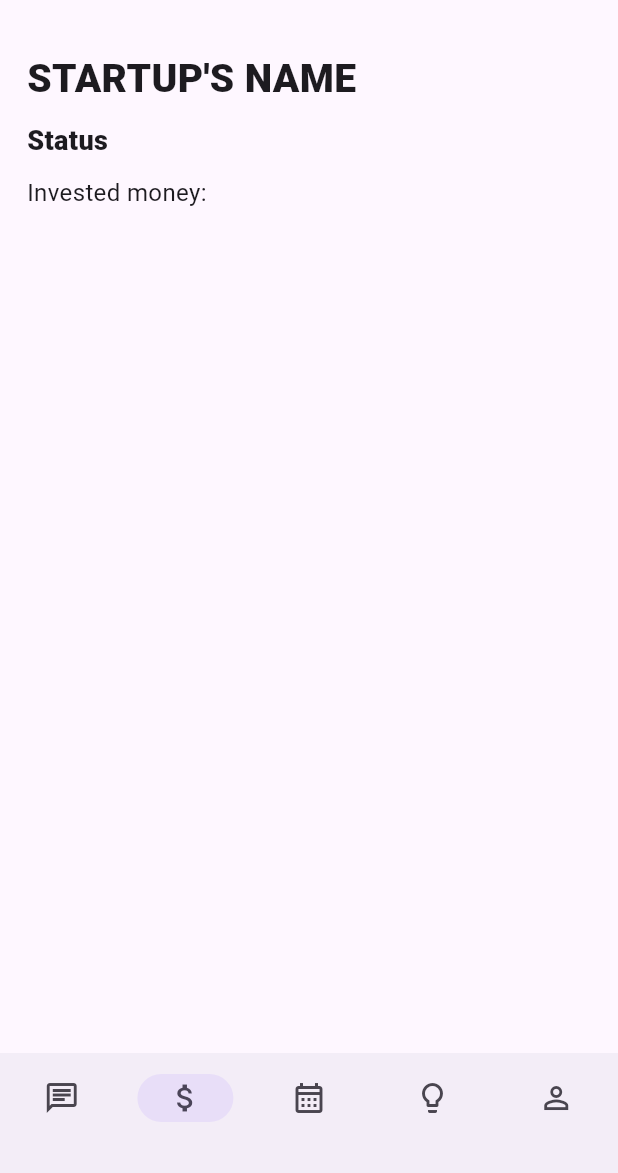
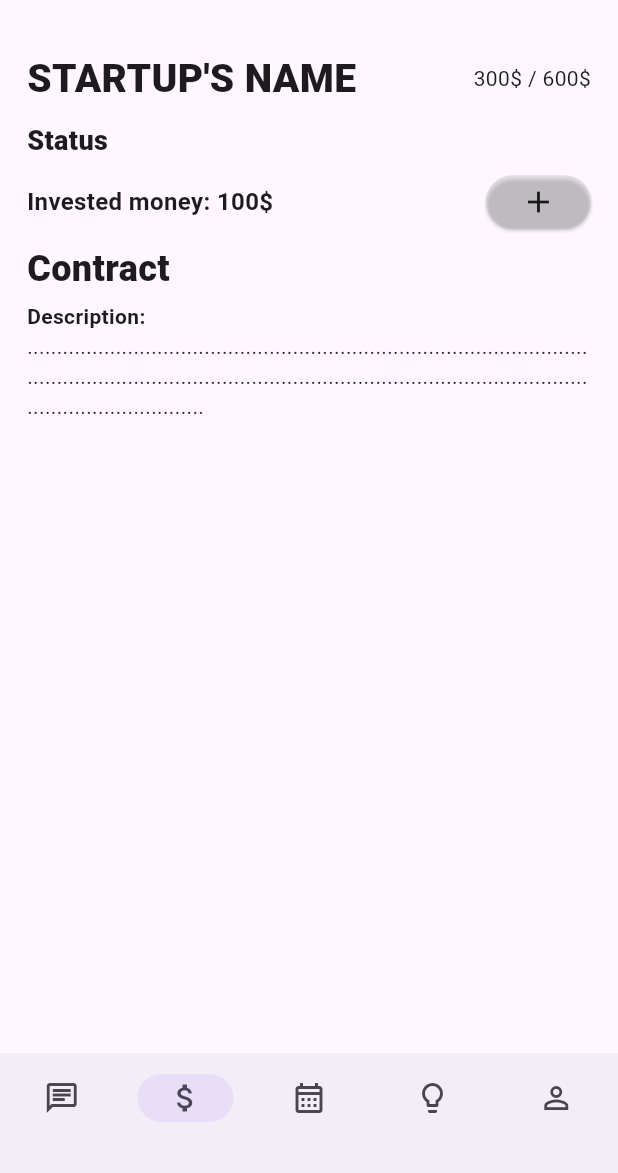
Before and after one commit to Gabo1234567890/Startify, a Flutter app: the NotMyStartupPage screen opened directly, on a phone screen of 412 x 824 dp, the part 63-1236 px from its top. Run offline on Flutter 3.47's test engine with Material 3 defaults, Android fonts, the phone set to English and light mode, and no system bars.

Commit message:
not my startup 1/3 ready

```diff
--- a/frontend/startify/lib/data/notifiers.dart
+++ b/frontend/startify/lib/data/notifiers.dart
@@ -3,4 +3,4 @@ import 'package:flutter/material.dart';
 ValueNotifier selectedPageNotifier = ValueNotifier(0);
 ValueNotifier darkModeNotifier = ValueNotifier(false);
 ValueNotifier ideaSearchNotifier = ValueNotifier(true);
-ValueNotifier myIdeaNotifier = ValueNotifier(true);
+ValueNotifier myIdeaNotifier = ValueNotifier(false);
--- a/frontend/startify/lib/pages/my_startup_page.dart
+++ b/frontend/startify/lib/pages/my_startup_page.dart
@@ -1,4 +1,5 @@
 import 'package:flutter/material.dart';
+import 'package:startify/widgets/app_bar_widget_nologin.dart';
 import 'package:startify/widgets/plus_button_widget.dart';
 
 class MyStartupPage extends StatelessWidget {
@@ -7,6 +8,7 @@ class MyStartupPage extends StatelessWidget {
   @override
   Widget build(BuildContext context) {
     return Scaffold(
+      appBar: AppBarWidgetNoLogIn(),
       body: SingleChildScrollView(
         physics: ClampingScrollPhysics(),
         child: Padding(
@@ -41,7 +43,9 @@ class MyStartupPage extends StatelessWidget {
                         decoration: BoxDecoration(
                           borderRadius: BorderRadius.circular(10),
                           image: DecorationImage(
-                          image: AssetImage('lib/assets/idea_placeholder.png'),
+                            image: AssetImage(
+                              'lib/assets/idea_placeholder.png',
+                            ),
                             fit: BoxFit.cover,
                           ),
                         ),
@@ -52,7 +56,9 @@ class MyStartupPage extends StatelessWidget {
                         decoration: BoxDecoration(
                           borderRadius: BorderRadius.circular(10),
                           image: DecorationImage(
-                          image: AssetImage('lib/assets/idea_placeholder.png'),
+                            image: AssetImage(
+                              'lib/assets/idea_placeholder.png',
+                            ),
                             fit: BoxFit.cover,
                           ),
                         ),
@@ -67,7 +73,9 @@ class MyStartupPage extends StatelessWidget {
                         decoration: BoxDecoration(
                           borderRadius: BorderRadius.circular(10),
                           image: DecorationImage(
-                          image: AssetImage('lib/assets/idea_placeholder.png'),
+                            image: AssetImage(
+                              'lib/assets/idea_placeholder.png',
+                            ),
                             fit: BoxFit.cover,
                           ),
                         ),
@@ -94,7 +102,8 @@ class MyStartupPage extends StatelessWidget {
                     ],
                   ),
                   Text(
-                    'Mobile application that connects enterpreneur and investitors.')
+                    'Mobile application that connects enterpreneur and investitors.',
+                  ),
                 ],
               ),
               Column(
@@ -111,14 +120,15 @@ class MyStartupPage extends StatelessWidget {
                           ),
                           textAlign: TextAlign.left,
                         ),
-                    )
+                      ),
                     ],
-                )
+                  ),
                 ],
-            )
+              ),
             ],
           ),
         ),
-    ));
+      ),
+    );
   }
 }
--- a/frontend/startify/lib/pages/not_my_startup_page.dart
+++ b/frontend/startify/lib/pages/not_my_startup_page.dart
@@ -1,6 +1,7 @@
 import 'package:flutter/material.dart';
 import 'package:startify/widgets/app_bar_widget_nologin.dart';
 import 'package:startify/widgets/nav_bar_old_widget.dart';
+import 'package:startify/widgets/plus_button_widget.dart';
 
 class NotMyStartupPage extends StatelessWidget {
   const NotMyStartupPage({super.key});
@@ -10,12 +11,19 @@ class NotMyStartupPage extends StatelessWidget {
     return Scaffold(
       appBar: AppBarWidgetNoLogIn(),
       body: SingleChildScrollView(
+        physics: ClampingScrollPhysics(),
         child: Column(
           children: [
-            const SizedBox(height: 20),
+            //const SizedBox(height: 20),
             Padding(
-              padding: const EdgeInsets.symmetric(horizontal: 18.0),
+              padding: const EdgeInsets.symmetric(
+                horizontal: 18.0,
+                vertical: 20,
+              ),
               child: Column(
+                children: [
+                  Row(
+                    mainAxisAlignment: MainAxisAlignment.spaceBetween,
                     children: [
                       Align(
                         alignment: Alignment.centerLeft,
@@ -26,6 +34,12 @@ class NotMyStartupPage extends StatelessWidget {
                             fontWeight: FontWeight.w900,
                           ),
                         ),
+                      ),
+                      Align(
+                        alignment: Alignment.centerRight,
+                        child: Text('300\$ / 600\$'),
+                      ),
+                    ],
                   ),
                   const SizedBox(height: 10),
                   Align(
@@ -39,11 +53,48 @@ class NotMyStartupPage extends StatelessWidget {
                     ),
                   ),
                   const SizedBox(height: 10),
+                  Row(
+                    mainAxisAlignment: MainAxisAlignment.spaceBetween,
+                    children: [
                       Align(
                         alignment: Alignment.centerLeft,
                         child: Text(
-                      "Invested money:",
-                      style: TextStyle(fontSize: 16),
+                          "Invested money: 100\$",
+                          style: TextStyle(
+                            fontSize: 16,
+                            fontWeight: FontWeight.bold,
+                          ),
+                        ),
+                      ),
+                      Align(
+                        alignment: Alignment.centerRight,
+                        child: PlusButton(),
+                      ),
+                    ],
+                  ),
+                  const SizedBox(height: 10),
+                  Align(
+                    alignment: Alignment.centerLeft,
+                    child: Text(
+                      'Contract',
+                      style: TextStyle(
+                        fontSize: 24,
+                        fontWeight: FontWeight.w900,
+                      ),
+                    ),
+                  ),
+                  SizedBox(height: 5),
+                  Align(
+                    alignment: Alignment.centerLeft,
+                    child: Text(
+                      'Description:',
+                      style: TextStyle(fontWeight: FontWeight.bold),
+                    ),
+                  ),
+                  Align(
+                    alignment: Alignment.centerLeft,
+                    child: Text(
+                      '............................................................................................................................................................................................................................',
                     ),
                   ),
                 ],
```
Lines whose indentation alone changed are shown as unchanged.
